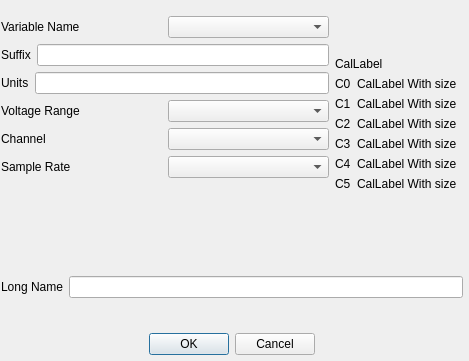
Old version of the form AddA2DVariableComboDialog.ui in the repository NCAR/aircraft_config_edit.
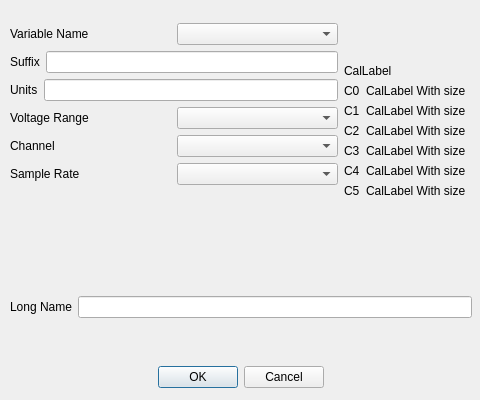
New version of the form.

Commit message:
Run all the .ui files through designer for cleanup.
A couple derecated items removed.
Geometry adjustments.

Patch:
```diff
--- a/AddA2DVariableComboDialog.ui
+++ b/AddA2DVariableComboDialog.ui
@@ -6,8 +6,8 @@
    <rect>
     <x>0</x>
     <y>0</y>
-    <width>469</width>
-    <height>361</height>
+    <width>480</width>
+    <height>400</height>
    </rect>
   </property>
   <property name="sizePolicy">
@@ -19,13 +19,13 @@
   <property name="windowTitle">
    <string>Add Variable</string>
   </property>
-  <widget class="QWidget" name="">
+  <widget class="QWidget" name="layoutWidget">
    <property name="geometry">
     <rect>
-     <x>1</x>
-     <y>3</y>
+     <x>10</x>
+     <y>10</y>
      <width>462</width>
-     <height>352</height>
+     <height>378</height>
     </rect>
    </property>
    <layout class="QVBoxLayout" name="verticalLayout_4">
```
Left out of the diff: 8 changed lines with no effect on the pictures. The commit also changes 4 other files.
